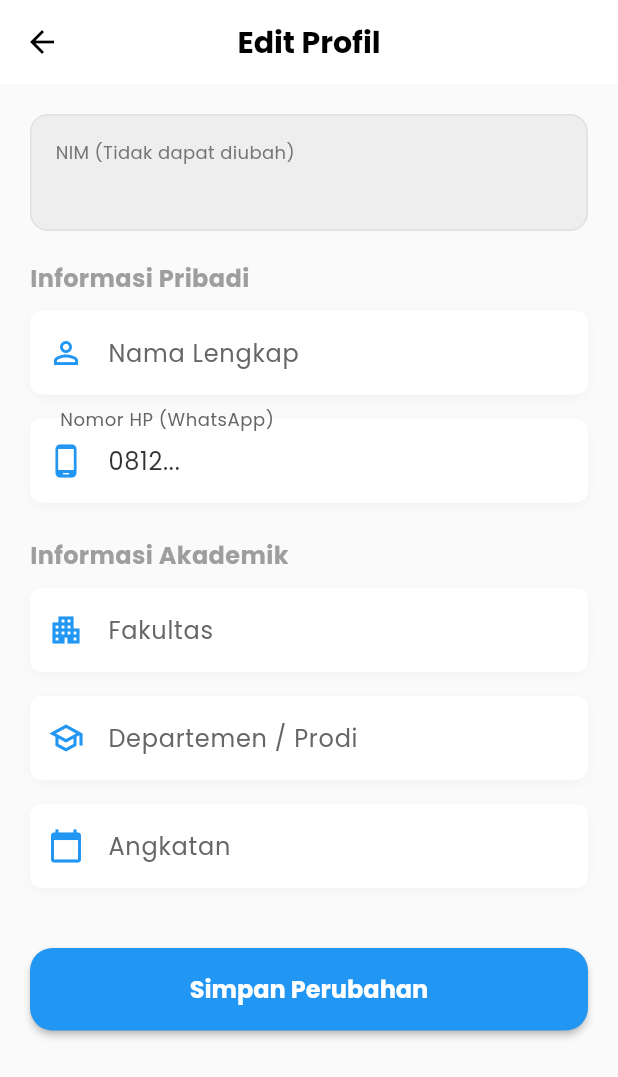
After one commit to Muzakiiii/campusapp, a Flutter app: the ProfileScreen screen opened directly, after a tap on "Edit Profil", on a phone screen of 412 x 824 dp. The commit adds this screen. Shown: the top 1077 px of the screen. Run offline on Flutter 3.47's test engine with Material 3 defaults, Android fonts, the phone set to English and light mode, and no system bars; our stand-ins replace cloud_firestore, firebase_auth, firebase_core, image_picker; accounts and stored records are empty; project files that could hold a hidden picture were left out.

Commit message:
add fitur ubah profil lengkap terintegrasi

```diff
--- /dev/null
+++ b/lib/features/profile/presentation/screens/edit_profile_screen.dart
@@ -0,0 +1,282 @@
+import 'package:flutter/material.dart';
+import 'package:cloud_firestore/cloud_firestore.dart';
+import 'package:firebase_auth/firebase_auth.dart';
+import 'package:campusapp/core/themes/app_theme.dart'; // Sesuaikan import tema kamu
+
+class EditProfileScreen extends StatefulWidget {
+  final String currentName;
+  final String currentPhone;
+  final String currentFaculty;
+  final String currentDepartment;
+  final String currentBatch;
+  final String nim;
+
+  const EditProfileScreen({
+    super.key,
+    required this.currentName,
+    required this.currentPhone,
+    required this.currentFaculty,
+    required this.currentDepartment,
+    required this.currentBatch,
+    required this.nim,
+  });
+
+  @override
+  State<EditProfileScreen> createState() => _EditProfileScreenState();
+}
+
+class _EditProfileScreenState extends State<EditProfileScreen> {
+  final _formKey = GlobalKey<FormState>();
+  bool _isLoading = false;
+
+  // Controllers
+  late TextEditingController _nameController;
+  late TextEditingController _phoneController;
+  late TextEditingController _facultyController;
+  late TextEditingController _deptController;
+  late TextEditingController _batchController;
+
+  @override
+  void initState() {
+    super.initState();
+    // Isi field dengan data yang dikirim dari halaman profil
+    _nameController = TextEditingController(text: widget.currentName);
+    _phoneController = TextEditingController(text: widget.currentPhone);
+    _facultyController = TextEditingController(text: widget.currentFaculty);
+    _deptController = TextEditingController(text: widget.currentDepartment);
+    _batchController = TextEditingController(text: widget.currentBatch);
+  }
+
+  @override
+  void dispose() {
+    _nameController.dispose();
+    _phoneController.dispose();
+    _facultyController.dispose();
+    _deptController.dispose();
+    _batchController.dispose();
+    super.dispose();
+  }
+
+  Future<void> _saveProfile() async {
+    if (!_formKey.currentState!.validate()) return;
+
+    setState(() => _isLoading = true);
+
+    try {
+      final uid = FirebaseAuth.instance.currentUser?.uid;
+      if (uid == null) return;
+
+      // Update ke Firestore
+      // Kita konversi no_hp dan angkatan ke int agar sesuai tipe data di gambar database kamu
+      // atau simpan string jika memang maunya string. Di sini saya coba parsing ke int.
+
+      int? phoneParsed = int.tryParse(_phoneController.text.trim());
+      int? batchParsed = int.tryParse(_batchController.text.trim());
+
+      await FirebaseFirestore.instance.collection('users').doc(uid).update({
+        'name': _nameController.text.trim(),
+        'no_hp': phoneParsed ?? _phoneController.text.trim(),
+        'fakultas': _facultyController.text.trim(),
+        'departemen': _deptController.text.trim(),
+        'angkatan': batchParsed ?? _batchController.text.trim(),
+        // NIM tidak diupdate karena itu identity unik akademik
+      });
+
+      if (mounted) {
+        // Kembali ke halaman sebelumnya dengan sinyal 'true' (berhasil)
+        Navigator.pop(context, true);
+      }
+    } catch (e) {
+      debugPrint('Error updating profile: $e');
+      if (mounted) {
+        ScaffoldMessenger.of(context).showSnackBar(
+          SnackBar(
+            content: Text('Gagal menyimpan: $e'),
+            backgroundColor: Colors.red,
+          ),
+        );
+      }
+    } finally {
+      if (mounted) setState(() => _isLoading = false);
+    }
+  }
+
+  @override
+  Widget build(BuildContext context) {
+    return Scaffold(
+      backgroundColor: Colors.grey.shade50,
+      appBar: AppBar(
+        title: const Text(
+          'Edit Profil',
+          style: TextStyle(color: Colors.black, fontWeight: FontWeight.bold)
+        ),
+        backgroundColor: Colors.white,
+        elevation: 0,
+        iconTheme: const IconThemeData(color: Colors.black),
+        centerTitle: true,
+      ),
+      body: SingleChildScrollView(
+        padding: const EdgeInsets.all(20),
+        child: Form(
+          key: _formKey,
+          child: Column(
+            crossAxisAlignment: CrossAxisAlignment.start,
+            children: [
+              _buildReadOnlyField('NIM (Tidak dapat diubah)', widget.nim),
+              const SizedBox(height: 20),
+
+              const Text("Informasi Pribadi",
+                style: TextStyle(fontSize: 16, fontWeight: FontWeight.bold, color: Colors.grey)),
+              const SizedBox(height: 10),
+
+              _buildTextField(
+                label: 'Nama Lengkap',
+                controller: _nameController,
+                icon: Icons.person_outline,
+              ),
+              const SizedBox(height: 16),
+              _buildTextField(
+                label: 'Nomor HP (WhatsApp)',
+                controller: _phoneController,
+                icon: Icons.phone_android,
+                keyboardType: TextInputType.phone,
+              ),
+
+              const SizedBox(height: 24),
+              const Text("Informasi Akademik",
+                style: TextStyle(fontSize: 16, fontWeight: FontWeight.bold, color: Colors.grey)),
+              const SizedBox(height: 10),
+
+              _buildTextField(
+                label: 'Fakultas',
+                controller: _facultyController,
+                icon: Icons.apartment,
+              ),
+              const SizedBox(height: 16),
+              _buildTextField(
+                label: 'Departemen / Prodi',
+                controller: _deptController,
+                icon: Icons.school_outlined,
+              ),
+              const SizedBox(height: 16),
+              _buildTextField(
+                label: 'Angkatan',
+                controller: _batchController,
+                icon: Icons.calendar_today,
+                keyboardType: TextInputType.number,
+              ),
+
+              const SizedBox(height: 40),
+              _buildSaveButton(),
+            ],
+          ),
+        ),
+      ),
+    );
+  }
+
+  // Widget Input Field Kustom
+  Widget _buildTextField({
+    required String label,
+    required TextEditingController controller,
+    required IconData icon,
+    TextInputType keyboardType = TextInputType.text,
+  }) {
+    return Container(
+      decoration: BoxDecoration(
+        color: Colors.white,
+        borderRadius: BorderRadius.circular(12),
+        boxShadow: [
+          BoxShadow(
+            color: Colors.grey.withOpacity(0.1),
+            blurRadius: 5,
+            offset: const Offset(0, 2),
+          ),
+        ],
+      ),
+      child: TextFormField(
+        controller: controller,
+        keyboardType: keyboardType,
+        validator: (value) {
+          if (value == null || value.isEmpty) {
+            return '$label tidak boleh kosong';
+          }
+          return null;
+        },
+        decoration: InputDecoration(
+          labelText: label,
+          prefixIcon: Icon(icon, color: AppColors.primary),
+          border: OutlineInputBorder(
+            borderRadius: BorderRadius.circular(12),
+            borderSide: BorderSide.none,
+          ),
+          filled: true,
+          fillColor: Colors.white,
+          contentPadding: const EdgeInsets.symmetric(vertical: 16, horizontal: 16),
+        ),
+      ),
+    );
+  }
+
+  // Widget Read Only untuk NIM
+  Widget _buildReadOnlyField(String label, String value) {
+    return Container(
+      width: double.infinity,
+      padding: const EdgeInsets.all(16),
+      decoration: BoxDecoration(
+        color: Colors.grey.shade200,
+        borderRadius: BorderRadius.circular(12),
+        border: Border.all(color: Colors.grey.shade300),
+      ),
+      child: Column(
+        crossAxisAlignment: CrossAxisAlignment.start,
+        children: [
+          Text(
+            label,
+            style: TextStyle(fontSize: 12, color: Colors.grey.shade600),
+          ),
+          const SizedBox(height: 4),
+          Text(
+            value,
+            style: const TextStyle(
+              fontSize: 16,
+              fontWeight: FontWeight.bold,
+              color: Colors.black54
+            ),
+          ),
+        ],
+      ),
+    );
+  }
+
+  Widget _buildSaveButton() {
+    return SizedBox(
+      width: double.infinity,
+      height: 55,
+      child: ElevatedButton(
+        onPressed: _isLoading ? null : _saveProfile,
+        style: ElevatedButton.styleFrom(
+          backgroundColor: AppColors.primary,
+          shape: RoundedRectangleBorder(
+            borderRadius: BorderRadius.circular(15),
+          ),
+          elevation: 2,
+        ),
+        child: _isLoading
+            ? const SizedBox(
+                height: 24,
+                width: 24,
+                child: CircularProgressIndicator(color: Colors.white, strokeWidth: 2),
+              )
+            : const Text(
+                'Simpan Perubahan',
+                style: TextStyle(
+                  fontSize: 16,
+                  fontWeight: FontWeight.bold,
+                  color: Colors.white,
+                ),
+              ),
+      ),
+    );
+  }
+}
--- a/lib/features/profile/presentation/screens/profile_screen.dart
+++ b/lib/features/profile/presentation/screens/profile_screen.dart
@@ -2,6 +2,7 @@ import 'package:flutter/material.dart';
 import 'package:cloud_firestore/cloud_firestore.dart';
 import 'package:firebase_auth/firebase_auth.dart';
 import 'package:campusapp/core/themes/app_theme.dart';
+import 'edit_profile_screen.dart';
 
 class ProfileScreen extends StatefulWidget {
   const ProfileScreen({super.key});
@@ -40,49 +41,71 @@ class _ProfileScreenState extends State<ProfileScreen> {
       if (uid == null) return;
 
       // ================= USER PROFILE =================
+      // Mengambil data langsung sesuai struktur di Gambar Firestore
       final userDoc = await _firestore.collection('users').doc(uid).get();
 
       if (userDoc.exists) {
         final data = userDoc.data()!;
-        name = data['name'] ?? '-';
-        studentId = data['studentId'] ?? '-';
-        faculty = data['faculty'] ?? '-';
-        department = data['department'] ?? '-';
-        batch = data['batch'] ?? '-';
+
+        setState(() {
+          // Mapping Data String
+          name = data['name']?.toString() ?? '-';
+          studentId =
+              data['nim']?.toString() ?? '-'; // Mengambil dari field 'nim'
+          faculty =
+              data['fakultas']?.toString() ??
+              '-'; // Mengambil dari field 'fakultas'
+          department =
+              data['departemen']?.toString() ??
+              '-'; // Mengambil dari field 'departemen'
+          batch =
+              data['angkatan']?.toString() ??
+              '-'; // Mengambil dari field 'angkatan'
+
+          // Mapping Data Angka (SKKM & Events)
+          // Menggunakan parsing aman karena di gambar completedEvents terlihat sebagai string "5"
+          // sedangkan totalSKKM terlihat sebagai number 10.
+
+          var skkmRaw = data['totalSKKM'];
+          if (skkmRaw is int) {
+            skkmPoints = skkmRaw;
+          } else if (skkmRaw is String) {
+            skkmPoints = int.tryParse(skkmRaw) ?? 0;
           }
 
-      // ================= EVENTS ATTENDED =================
-      final regSnap = await _firestore
-          .collection('registrations')
-          .where('uid', isEqualTo: uid)
-          .where('status', isEqualTo: 'verified')
-          .get();
-
-      eventsAttended = regSnap.docs.length;
-
-      // ================= SKKM POINTS =================
-      skkmPoints = regSnap.docs.fold<int>(
-        0,
-        (sum, doc) => sum + ((doc.data()['skkm'] ?? 0) as int),
-      );
+          var eventsRaw = data['completedEvents'];
+          if (eventsRaw is int) {
+            eventsAttended = eventsRaw;
+          } else if (eventsRaw is String) {
+            eventsAttended = int.tryParse(eventsRaw) ?? 0;
+          }
+        });
+      }
 
       // ================= RANK (SIMPLE GLOBAL) =================
+      // Logika rank tetap dipertahankan (menghitung jumlah user sebagai placeholder)
+      // atau jika ingin real, harus ada logic sorting, tapi untuk sekarang kita biarkan sesuai kode asal.
       final allUsersSnap = await _firestore.collection('users').get();
-      rank = allUsersSnap.docs.length; // placeholder rank sederhana
 
+      if (mounted) {
         setState(() {
+          rank = allUsersSnap.docs.length;
           _isLoading = false;
         });
+      }
     } catch (e) {
       debugPrint('Profile load error: $e');
+      if (mounted) {
         setState(() {
           _isLoading = false;
         });
       }
     }
+  }
 
   @override
   Widget build(BuildContext context) {
+    // LAYOUT TIDAK DIUBAH SAMA SEKALI
     return Scaffold(
       backgroundColor: Colors.grey.shade50,
       body: _isLoading
@@ -123,10 +146,7 @@ class _ProfileScreenState extends State<ProfileScreen> {
       height: 300,
       decoration: BoxDecoration(
         gradient: LinearGradient(
-          colors: [
-            AppColors.primary.withOpacity(0.9),
-            AppColors.primary,
-          ],
+          colors: [AppColors.primary.withOpacity(0.9), AppColors.primary],
           begin: Alignment.topLeft,
           end: Alignment.bottomRight,
         ),
@@ -262,11 +282,7 @@ class _ProfileScreenState extends State<ProfileScreen> {
             value: department,
           ),
           const SizedBox(height: 16),
-          _buildInfoRow(
-            icon: Icons.groups,
-            label: 'Angkatan',
-            value: batch,
-          ),
+          _buildInfoRow(icon: Icons.groups, label: 'Angkatan', value: batch),
         ],
       ),
     );
@@ -279,9 +295,49 @@ class _ProfileScreenState extends State<ProfileScreen> {
       decoration: BoxDecoration(
         color: Colors.white,
         borderRadius: BorderRadius.circular(20),
+        boxShadow: [
+          BoxShadow(
+            color: Colors.black.withOpacity(0.05),
+            blurRadius: 10,
+            offset: const Offset(0, 4),
+          ),
+        ],
       ),
       child: Column(
         children: [
+          _buildMenuItem(
+            icon: Icons.edit,
+            title: 'Edit Profil',
+            color: AppColors.primary, // Atau Colors.blue
+            onTap: () async {
+              // Navigasi ke halaman Edit dan tunggu hasilnya
+              // Pastikan kamu sudah import 'edit_profile_screen.dart'
+              final result = await Navigator.push(
+                context,
+                MaterialPageRoute(
+                  builder: (context) => EditProfileScreen(
+                    currentName: name,
+                    currentPhone:
+                        '0812...', // Sebaiknya ambil dari variable state jika sudah di-load
+                    currentFaculty: faculty,
+                    currentDepartment: department,
+                    currentBatch: batch,
+                    nim:
+                        studentId, // NIM biasanya tidak boleh diedit (read-only)
+                  ),
+                ),
+              );
+
+              // Jika result == true (berhasil simpan), refresh data di halaman ini
+              if (result == true) {
+                _loadProfileData();
+                ScaffoldMessenger.of(context).showSnackBar(
+                  const SnackBar(content: Text('Profil berhasil diperbarui!')),
+                );
+              }
+            },
+          ),
+          const Divider(height: 1), // Garis pemisah
           _buildMenuItem(
             icon: Icons.logout,
             title: 'Logout',
@@ -314,8 +370,10 @@ class _ProfileScreenState extends State<ProfileScreen> {
             color: color,
           ),
         ),
-        Text('$title • $suffix',
-            style: TextStyle(fontSize: 12, color: Colors.grey.shade600)),
+        Text(
+          '$title • $suffix',
+          style: TextStyle(fontSize: 12, color: Colors.grey.shade600),
+        ),
       ],
     );
   }
@@ -329,8 +387,7 @@ class _ProfileScreenState extends State<ProfileScreen> {
       children: [
         Icon(icon, size: 20),
         const SizedBox(width: 12),
-        Text('$label: ',
-            style: const TextStyle(fontWeight: FontWeight.w600)),
+        Text('$label: ', style: const TextStyle(fontWeight: FontWeight.w600)),
         Expanded(child: Text(value)),
       ],
     );
@@ -366,11 +423,14 @@ class _ProfileScreenState extends State<ProfileScreen> {
             style: ElevatedButton.styleFrom(backgroundColor: Colors.red),
             onPressed: () async {
               await _auth.signOut();
+              // Pastikan route '/gate' atau route login kamu sesuai
+              if (context.mounted) {
                 Navigator.pushNamedAndRemoveUntil(
                   context,
                   '/gate',
                   (route) => false,
                 );
+              }
             },
             child: const Text('Keluar'),
           ),
```
Lines whose indentation alone changed are shown as unchanged.
